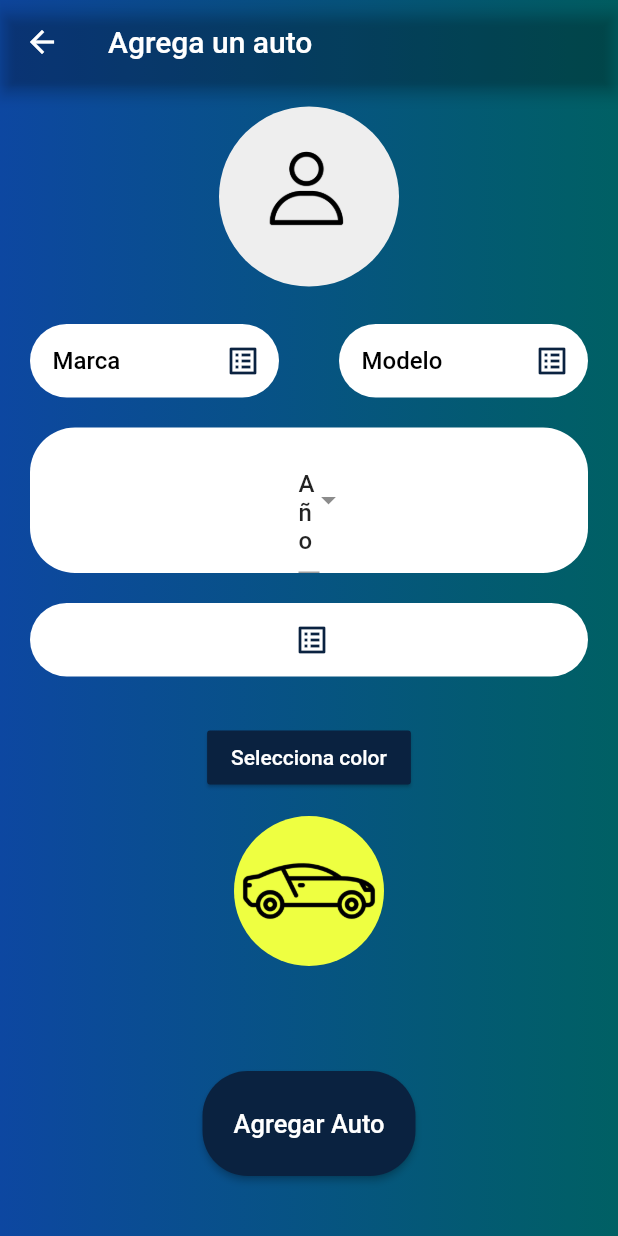
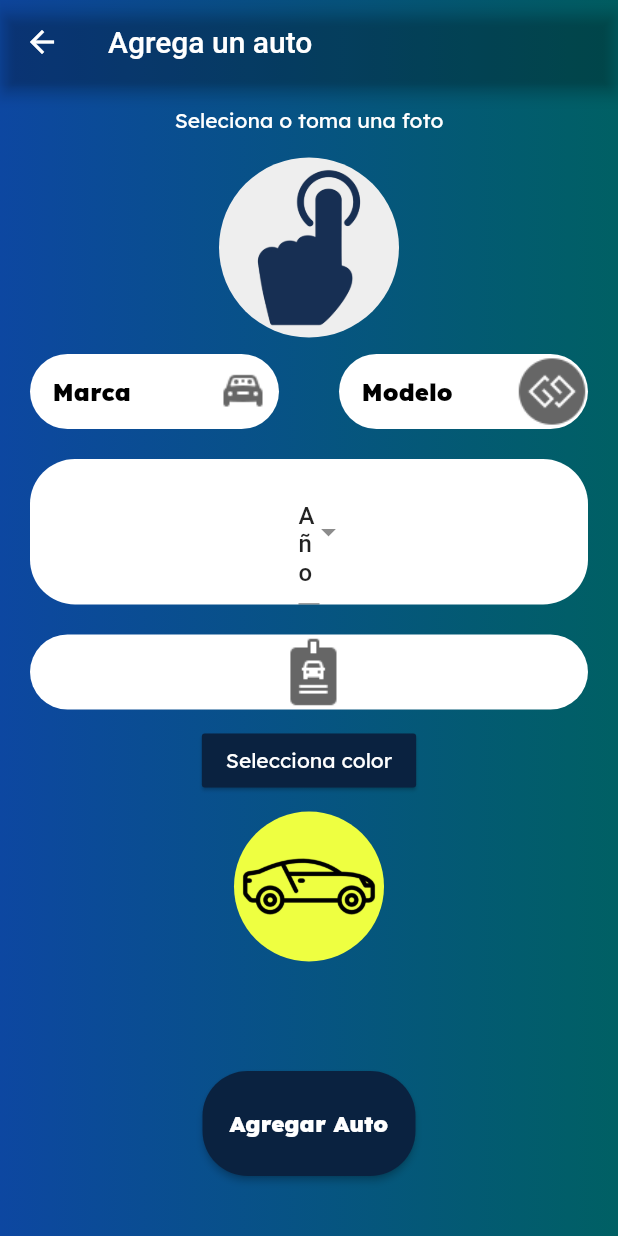
Before and after one commit to Abdielcoder/CAWA, a Flutter app: the CLientCarCreatePage screen opened by its route, on a phone screen of 412 x 824 dp. Run offline on Flutter 3.47's test engine with Material 2 defaults, Android fonts, the phone set to English and light mode, and no system bars; drawn by our look-alikes of dropdown_search; our stand-ins replace awesome_dialog, firebase_core, firebase_messaging, flutter_colorpicker, flutter_credit_card, flutter_custom_clippers and 15 more; missing offline and left inert: auto_reload, flutter_polyline_points, geocode, stripe_payment; accounts and stored records are empty; statements that could not run were skipped.

Commit message:
CAWA54 - FINISH DESING V1 ADD CAR

```diff
--- a/lib/src/pages/client/create/client_car_create_page.dart
+++ b/lib/src/pages/client/create/client_car_create_page.dart
@@ -59,18 +59,13 @@ class _CLientCarCreatePageState extends State<CLientCarCreatePage> {
         ),
         body: Column(
           children: [
-
-            _imageUser(),
-
+            _textImg(),
+            _photoColorCar(),
             _marcaModelo(),
-
             _yearDescripcion(),
-
             _placa(),
-
             _changeColor(),
-
-            _imageCar()
+            _imageColorCar()
           ],
 
         ),
@@ -122,7 +117,7 @@ class _CLientCarCreatePageState extends State<CLientCarCreatePage> {
 
   Widget _changeColor(){
     return Container(
-      margin: EdgeInsets.only(top: 20,bottom: 15),
+      margin: EdgeInsets.only(top: 0,bottom:10),
       child: Row(
         mainAxisAlignment: MainAxisAlignment.spaceEvenly,
         children: [
@@ -167,31 +162,50 @@ class _CLientCarCreatePageState extends State<CLientCarCreatePage> {
                 },
               );
             },
-            child: const Text('Selecciona color'),
+            child: const Text('Selecciona color',
+            style: TextStyle(
+              fontFamily: 'Lexendeca-Regular',
+            ),),
             color: MyColors.primaryColor,
-            textColor: Colors.white
+            textColor: Colors.white,
         ),
       ],
     );
   }
 
-  Widget _imageUser() {
+  Widget _textImg() {
+    return Container(
+      margin: EdgeInsets.symmetric(horizontal: 20, vertical: 15),
+        child: Text(
+          "Seleciona o toma una foto",
+          style:  TextStyle(
+          color: Colors.white,
+          fontFamily: 'Lexendeca-Regular',
+          )
+        ),
+
+    );
+  }
+
+
+  Widget _photoColorCar() {
 
     return Container(
-      margin: EdgeInsets.symmetric(horizontal: 20, vertical: 15),
+      margin: EdgeInsets.symmetric(horizontal: 20, vertical: 1),
       child: GestureDetector(
         onTap: _con.showAlertDialog,
         child: CircleAvatar(
           backgroundImage: _con.imageFile != null
               ? FileImage(_con.imageFile)
-              : AssetImage('assets/img/user_profile_2.png'),
+              : AssetImage('assets/img/pushf.png'),
           radius: 60,
           backgroundColor: Colors.grey[200],
         ),
       ),
     );
   }
-  Widget _imageCar() {
+
+  Widget _imageColorCar() {
     return GestureDetector(
       onTap: (){},
       child: CircleAvatar(
@@ -204,6 +218,7 @@ class _CLientCarCreatePageState extends State<CLientCarCreatePage> {
     );
   }
 
+
   Widget _textFieldMarca() {
     return Container(
       margin: EdgeInsets.symmetric(horizontal: 20, vertical: 10),
@@ -212,18 +227,19 @@ class _CLientCarCreatePageState extends State<CLientCarCreatePage> {
           borderRadius: BorderRadius.circular(30)
       ),
       child: TextField(
+        inputFormatters: [
+          UpperCaseTextFormatter(),
+        ],
         controller: _con.marcaController,
         decoration: InputDecoration(
             hintText: 'Marca',
             border: InputBorder.none,
             contentPadding: EdgeInsets.all(15),
             hintStyle: TextStyle(
-                color: MyColors.primaryColorDark
+                color: MyColors.primaryColorDark,
+                fontFamily: 'Lexendeca-Black',
             ),
-            suffixIcon: Icon(
-              Icons.list_alt,
-              color: MyColors.primaryColor,
-            )
+          suffixIcon:  Image.asset('assets/img/mcarro.png', width: 30, height: 30),
         ),
       ),
     );
@@ -238,6 +254,7 @@ class _CLientCarCreatePageState extends State<CLientCarCreatePage> {
       margin: EdgeInsets.symmetric(horizontal: 20, vertical: 10),
       decoration: BoxDecoration(
           color: Colors.white,
+
           borderRadius: BorderRadius.circular(30)
       ),
       child:DropdownSearch<String>(
@@ -284,6 +301,9 @@ class _CLientCarCreatePageState extends State<CLientCarCreatePage> {
           borderRadius: BorderRadius.circular(30)
       ),
       child: TextField(
+        inputFormatters: [
+          UpperCaseTextFormatter(),
+        ],
         controller: _con.placaController,
         decoration: InputDecoration(
             hintText: 'Placa',
@@ -291,12 +311,10 @@ class _CLientCarCreatePageState extends State<CLientCarCreatePage> {
             border: InputBorder.none,
             contentPadding: EdgeInsets.all(15),
             hintStyle: TextStyle(
-                color: MyColors.primaryColorDark
+                color: MyColors.primaryColorDark,
+              fontFamily: 'Lexendeca-Black',
             ),
-            suffixIcon: Icon(
-              Icons.list_alt,
-              color: MyColors.primaryColor,
-            )
+          suffixIcon:  Image.asset('assets/img/car_plate.png', width: 30, height: 30),
         ),
       ),
     );
@@ -310,18 +328,19 @@ class _CLientCarCreatePageState extends State<CLientCarCreatePage> {
           borderRadius: BorderRadius.circular(30)
       ),
       child: TextField(
+        inputFormatters: [
+          UpperCaseTextFormatter(),
+        ],
         controller: _con.modeloController,
         decoration: InputDecoration(
             hintText: 'Modelo',
             border: InputBorder.none,
             contentPadding: EdgeInsets.all(15),
             hintStyle: TextStyle(
-                color: MyColors.primaryColorDark
+                color: MyColors.primaryColorDark,
+              fontFamily: 'Lexendeca-Black',
             ),
-            suffixIcon: Icon(
-              Icons.list_alt,
-              color: MyColors.primaryColor,
-            )
+            suffixIcon:  Image.asset('assets/img/brand.png', width: 20, height: 20),
         ),
       ),
     );
@@ -337,8 +356,9 @@ class _CLientCarCreatePageState extends State<CLientCarCreatePage> {
         onPressed: _con.createCar,
         child: Text('Agregar Auto',
         style: TextStyle(
-          fontSize: 17.0,
-          color: Colors.white
+          fontSize: 15.0,
+          color: Colors.white,
+          fontFamily: 'Lexendeca-Black',
         ),),
         style: ElevatedButton.styleFrom(
 
```
Also changed, not shown: pubspec.yaml (+9 -0 lines), assets/fonts/Lexendeca/LexendDeca-Black.ttf (added), assets/fonts/Lexendeca/LexendDeca-Bold.ttf (added), assets/fonts/Lexendeca/LexendDeca-ExtraBold.ttf (added), assets/fonts/Lexendeca/LexendDeca-ExtraLight.ttf (added), assets/fonts/Lexendeca/LexendDeca-Light.ttf (added), assets/fonts/Lexendeca/LexendDeca-Medium.ttf (added), assets/fonts/Lexendeca/LexendDeca-Regular.ttf (added), assets/fonts/Lexendeca/LexendDeca-SemiBold.ttf (added), assets/fonts/Lexendeca/LexendDeca-Thin.ttf (added), assets/img/brand.png (added), assets/img/car_photo.png (added), assets/img/car_plate.png (added), assets/img/llanta.png (added), 4 more files.
